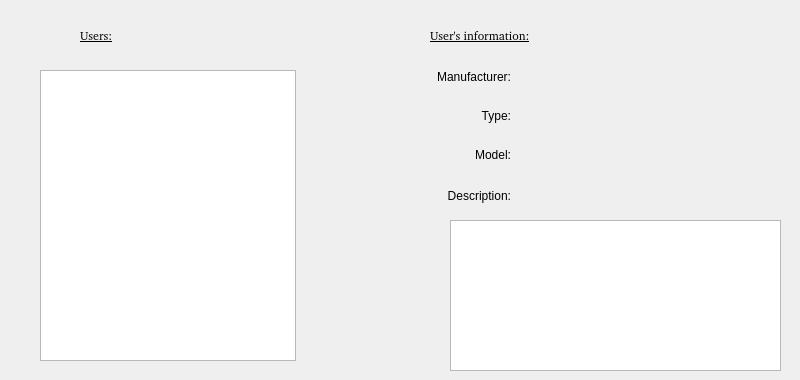
First picture: the form in Client/usersdialog.ui, repository ArtemD/SpeedFreak, before the edit.
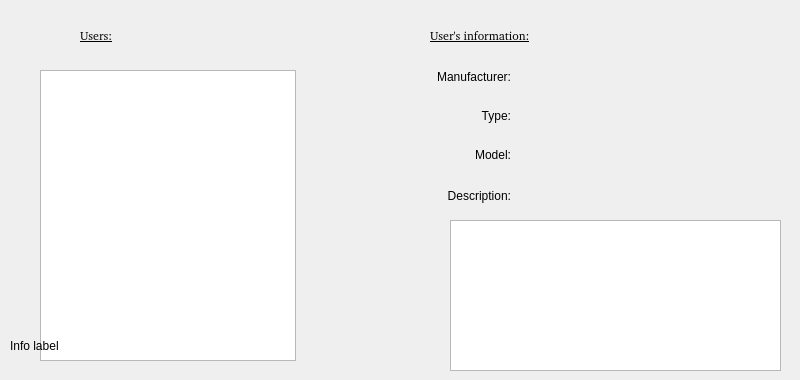
Second picture: the form after the edit.

Commit message: Added error handling to listing of users and showing of user information.

Patch:
```diff
--- a/Client/usersdialog.ui
+++ b/Client/usersdialog.ui
@@ -177,6 +177,19 @@
     <set>Qt::AlignRight|Qt::AlignTrailing|Qt::AlignVCenter</set>
    </property>
   </widget>
+  <widget class="QLabel" name="labelInfoToUser">
+   <property name="geometry">
+    <rect>
+     <x>10</x>
+     <y>320</y>
+     <width>671</width>
+     <height>51</height>
+    </rect>
+   </property>
+   <property name="text">
+    <string>Info label</string>
+   </property>
+  </widget>
  </widget>
  <resources/>
  <connections/>
```
The commit also changes 3 other files.
